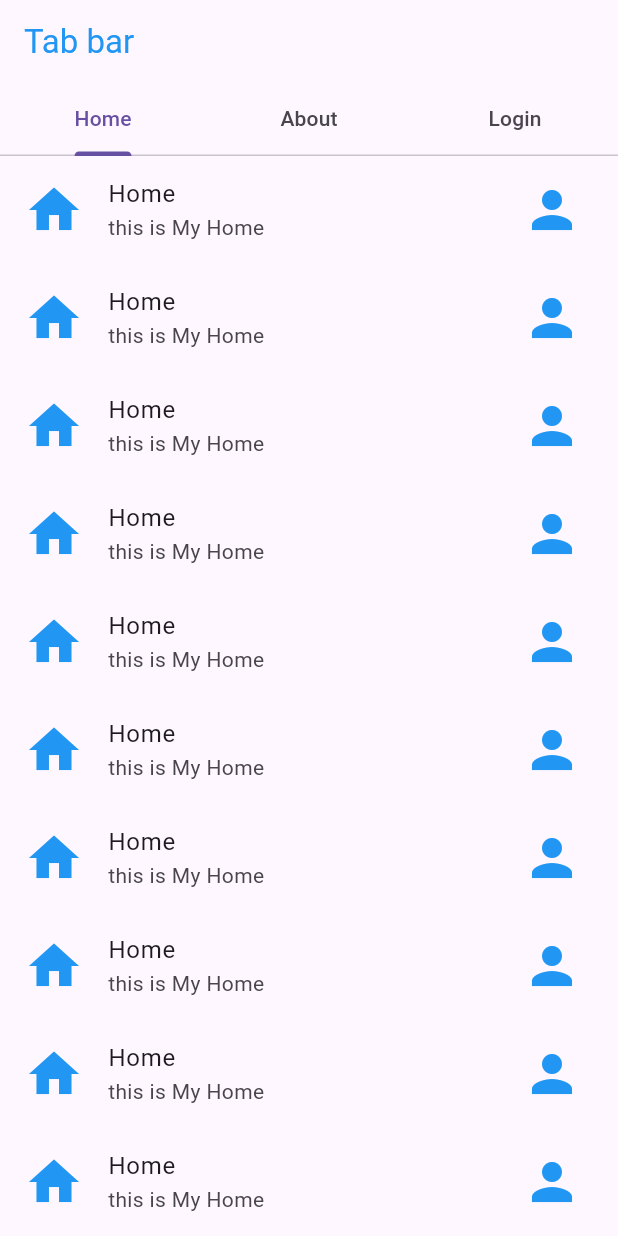
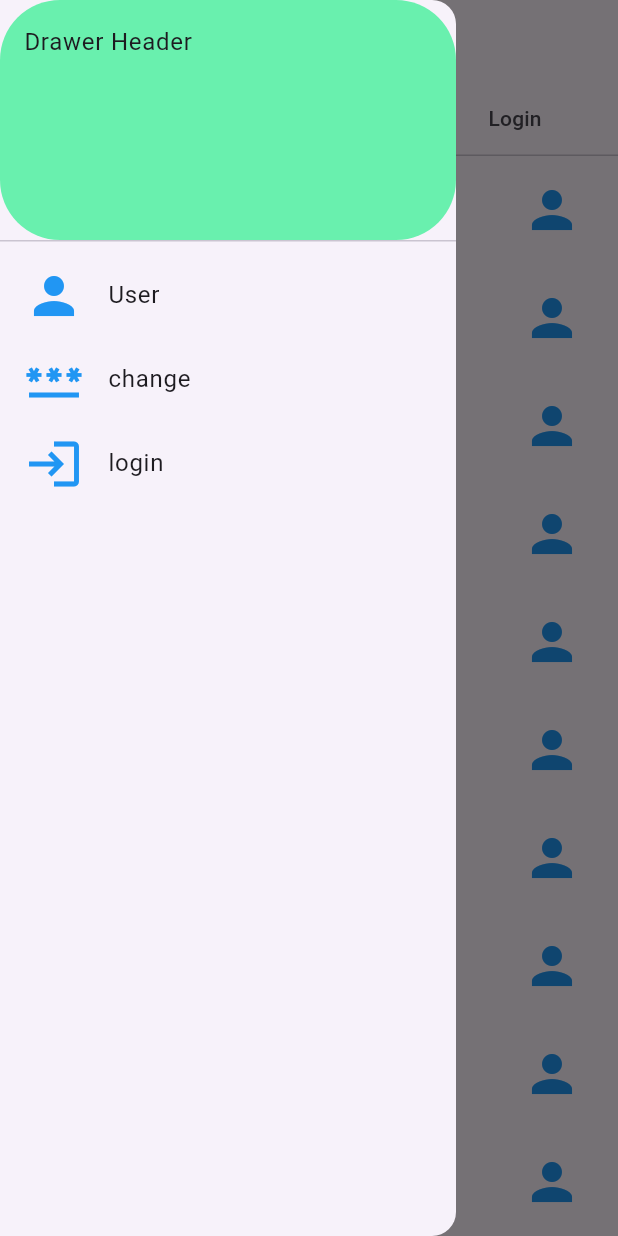
Before and after one commit to Flutter-labs-2024/ButtomNavigationBar, a Flutter app: the screen it shows after launch, with the side drawer open (before the commit the screen has no drawer), on a phone screen of 412 x 824 dp. Run offline on Flutter 3.47's test engine with Material 3 defaults, Android fonts, the phone set to English and light mode, and no system bars; our stand-ins replace bottom_navy_bar.

Commit message:
first commit

```diff
--- a/lib/defaultTabController.dart
+++ b/lib/defaultTabController.dart
@@ -25,6 +25,28 @@ class MyDefaultTabController extends StatelessWidget {
           Tab(child: Icon(Icons.login,size: 40, color: Colors.blue,),)
 
         ],),
+        drawer: Drawer(
+          child: ListView(children: [
+
+            DrawerHeader(child: Text('Drawer Header'),
+              decoration: BoxDecoration(
+                color: Colors.greenAccent,
+                borderRadius: BorderRadius.circular(40)
+              ),
+
+
+            ),
+            ListTile(leading: Icon(Icons.person ,size: 40,color: Colors.blue,),
+            title: Text('User'),
+            ) ,
+            ListTile(leading: Icon(Icons.password ,size: 40,color: Colors.blue,),
+              title: Text('change'),
+            ),
+            ListTile(leading: Icon(Icons.login ,size: 40,color: Colors.blue,),
+              title: Text('login'),
+            )
+          ],),
+        ),
       ),
     );
   }
```
